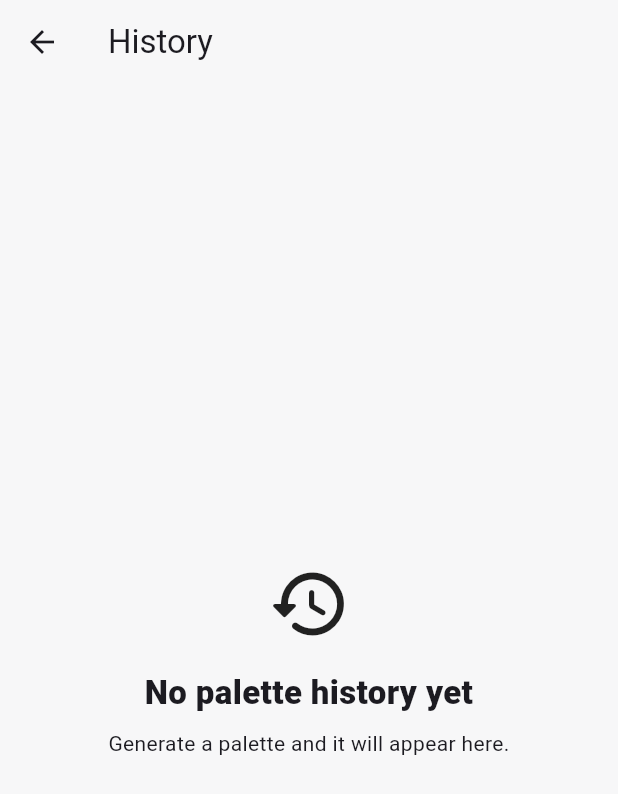
After one commit to nadia164/chroma, a Flutter app: the screen it shows after launch, after a tap on the "history" icon, on a phone screen of 412 x 824 dp. The commit adds this screen. Shown: the top 794 px of the screen. Run offline on Flutter 3.47's test engine with Material 3 defaults, Android fonts, the phone set to English and light mode, and no system bars; our stand-ins replace share_plus, shared_preferences; missing offline and left inert: flex_color_picker; network calls fail.

Commit message:
feat: add palette history

```diff
--- a/lib/screens/home_screen.dart
+++ b/lib/screens/home_screen.dart
@@ -8,6 +8,8 @@ import '../models/saved_palette.dart';
 import '../services/palette_storage_service.dart';
 import 'saved_palettes_screen.dart';
 import '../services/theme_controller.dart';
+import '../screens/palette_history_screen.dart';
+import '../services/palette_history_service.dart';
 
 class HomeScreen extends StatefulWidget {
   final ThemeController themeController;
@@ -33,6 +35,7 @@ class _HomeScreenState extends State<HomeScreen> {
   final PaletteService _paletteService = PaletteService();
 
   final PaletteStorageService _paletteStorageService = PaletteStorageService();
+  final PaletteHistoryService _paletteHistoryService = PaletteHistoryService();
 
   bool _isGenerating = false;
   bool _isCurrentPaletteSaved = false;
@@ -91,6 +94,16 @@ class _HomeScreenState extends State<HomeScreen> {
           ),
         ),
         const Spacer(),
+
+        IconButton(
+          onPressed: () {
+            Navigator.of(context).push(
+              MaterialPageRoute(builder: (_) => const PaletteHistoryScreen()),
+            );
+          },
+          icon: const Icon(Icons.history_rounded),
+          tooltip: 'History',
+        ),
         IconButton(
           onPressed: () {
             Navigator.of(context).push(
@@ -313,6 +326,17 @@ class _HomeScreenState extends State<HomeScreen> {
         currentPalette: _palette,
       );
 
+      final historyPalette = SavedPalette(
+        id: DateTime.now().microsecondsSinceEpoch.toString(),
+        prompt: _promptController.text.trim().isEmpty
+            ? 'Untitled Palette'
+            : _promptController.text.trim(),
+        colors: List<PaletteColor>.from(generatedPalette),
+        createdAt: DateTime.now(),
+      );
+
+      await _paletteHistoryService.addToHistory(historyPalette);
+
       if (!mounted) {
         return;
       }
--- /dev/null
+++ b/lib/screens/palette_history_screen.dart
@@ -0,0 +1,223 @@
+import 'package:flutter/material.dart';
+
+import '../models/saved_palette.dart';
+import '../services/palette_history_service.dart';
+import '../utils/color_utils.dart';
+import 'palette_detail_screen.dart';
+
+class PaletteHistoryScreen extends StatefulWidget {
+  const PaletteHistoryScreen({super.key});
+
+  @override
+  State<PaletteHistoryScreen> createState() => _PaletteHistoryScreenState();
+}
+
+class _PaletteHistoryScreenState extends State<PaletteHistoryScreen> {
+  final PaletteHistoryService _historyService = PaletteHistoryService();
+
+  List<SavedPalette> _history = [];
+  bool _isLoading = true;
+
+  @override
+  void initState() {
+    super.initState();
+
+    _loadHistory();
+  }
+
+  Future<void> _loadHistory() async {
+    final history = await _historyService.loadHistory();
+
+    if (!mounted) {
+      return;
+    }
+
+    setState(() {
+      _history = history;
+      _isLoading = false;
+    });
+  }
+
+  Future<void> _deletePalette(SavedPalette palette) async {
+    await _historyService.deleteFromHistory(palette.id);
+
+    if (!mounted) {
+      return;
+    }
+
+    setState(() {
+      _history.removeWhere((item) => item.id == palette.id);
+    });
+  }
+
+  Future<void> _clearHistory() async {
+    await _historyService.clearHistory();
+
+    if (!mounted) {
+      return;
+    }
+
+    setState(() {
+      _history.clear();
+    });
+  }
+
+  Future<void> _confirmClearHistory() async {
+    final shouldClear = await showDialog<bool>(
+      context: context,
+      builder: (context) {
+        return AlertDialog(
+          title: const Text('Clear history?'),
+          content: const Text(
+            'All generated palettes in your history '
+            'will be removed.',
+          ),
+          actions: [
+            TextButton(
+              onPressed: () {
+                Navigator.of(context).pop(false);
+              },
+              child: const Text('CANCEL'),
+            ),
+            FilledButton(
+              onPressed: () {
+                Navigator.of(context).pop(true);
+              },
+              child: const Text('CLEAR'),
+            ),
+          ],
+        );
+      },
+    );
+
+    if (shouldClear == true) {
+      await _clearHistory();
+    }
+  }
+
+  @override
+  Widget build(BuildContext context) {
+    return Scaffold(
+      appBar: AppBar(
+        title: const Text('History'),
+        actions: [
+          if (_history.isNotEmpty)
+            IconButton(
+              onPressed: _confirmClearHistory,
+              tooltip: 'Clear history',
+              icon: const Icon(Icons.delete_sweep_outlined),
+            ),
+        ],
+      ),
+      body: _buildBody(),
+    );
+  }
+
+  Widget _buildBody() {
+    if (_isLoading) {
+      return const Center(child: CircularProgressIndicator());
+    }
+
+    if (_history.isEmpty) {
+      return const Center(
+        child: Padding(
+          padding: EdgeInsets.all(32),
+          child: Column(
+            mainAxisSize: MainAxisSize.min,
+            children: [
+              Icon(Icons.history_rounded, size: 56),
+              SizedBox(height: 16),
+              Text(
+                'No palette history yet',
+                textAlign: TextAlign.center,
+                style: TextStyle(fontSize: 22, fontWeight: FontWeight.w800),
+              ),
+              SizedBox(height: 8),
+              Text(
+                'Generate a palette and it will appear here.',
+                textAlign: TextAlign.center,
+              ),
+            ],
+          ),
+        ),
+      );
+    }
+
+    return ListView.builder(
+      padding: const EdgeInsets.all(20),
+      itemCount: _history.length,
+      itemBuilder: (context, index) {
+        final palette = _history[index];
+
+        return GestureDetector(
+          onTap: () {
+            Navigator.of(context).push(
+              MaterialPageRoute(
+                builder: (_) => PaletteDetailScreen(palette: palette),
+              ),
+            );
+          },
+          child: _buildPaletteCard(palette),
+        );
+      },
+    );
+  }
+
+  Widget _buildPaletteCard(SavedPalette palette) {
+    return Card(
+      margin: const EdgeInsets.only(bottom: 16),
+      clipBehavior: Clip.antiAlias,
+      child: Column(
+        crossAxisAlignment: CrossAxisAlignment.start,
+        children: [
+          SizedBox(
+            height: 100,
+            child: Row(
+              children: palette.colors.map((paletteColor) {
+                return Expanded(child: Container(color: paletteColor.color));
+              }).toList(),
+            ),
+          ),
+          Padding(
+            padding: const EdgeInsets.fromLTRB(16, 14, 8, 8),
+            child: Row(
+              children: [
+                Expanded(
+                  child: Text(
+                    palette.prompt,
+                    maxLines: 2,
+                    overflow: TextOverflow.ellipsis,
+                    style: const TextStyle(
+                      fontSize: 17,
+                      fontWeight: FontWeight.w800,
+                    ),
+                  ),
+                ),
+                IconButton(
+                  onPressed: () {
+                    _deletePalette(palette);
+                  },
+                  tooltip: 'Remove from history',
+                  icon: const Icon(Icons.close_rounded),
+                ),
+              ],
+            ),
+          ),
+          Padding(
+            padding: const EdgeInsets.fromLTRB(16, 0, 16, 16),
+            child: Wrap(
+              spacing: 8,
+              runSpacing: 8,
+              children: palette.colors.map((paletteColor) {
+                return Text(
+                  ColorUtils.colorToHex(paletteColor.color),
+                  style: Theme.of(context).textTheme.labelMedium,
+                );
+              }).toList(),
+            ),
+          ),
+        ],
+      ),
+    );
+  }
+}
--- /dev/null
+++ b/lib/services/palette_history_service.dart
@@ -0,0 +1,73 @@
+import 'dart:convert';
+
+import 'package:shared_preferences/shared_preferences.dart';
+
+import '../models/saved_palette.dart';
+
+class PaletteHistoryService {
+  static const String _storageKey = 'palette_history';
+  static const int _maxHistory = 20;
+
+  Future<List<SavedPalette>> loadHistory() async {
+    final preferences = await SharedPreferences.getInstance();
+
+    final storedHistory = preferences.getStringList(_storageKey);
+
+    if (storedHistory == null) {
+      return [];
+    }
+
+    final history = <SavedPalette>[];
+
+    for (final storedPalette in storedHistory) {
+      try {
+        final json = jsonDecode(storedPalette) as Map<String, dynamic>;
+
+        history.add(SavedPalette.fromJson(json));
+      } catch (_) {
+        // Ignore invalid history entries.
+      }
+    }
+
+    history.sort((a, b) => b.createdAt.compareTo(a.createdAt));
+
+    return history;
+  }
+
+  Future<void> addToHistory(SavedPalette palette) async {
+    final preferences = await SharedPreferences.getInstance();
+
+    final history = await loadHistory();
+
+    history.removeWhere((item) => item.id == palette.id);
+
+    history.insert(0, palette);
+
+    final limitedHistory = history
+        .take(_maxHistory)
+        .map((item) => jsonEncode(item.toJson()))
+        .toList();
+
+    await preferences.setStringList(_storageKey, limitedHistory);
+  }
+
+  Future<void> deleteFromHistory(String id) async {
+    final preferences = await SharedPreferences.getInstance();
+
+    final history = await loadHistory();
+
+    history.removeWhere((item) => item.id == id);
+
+    final encodedHistory = history
+        .map((item) => jsonEncode(item.toJson()))
+        .toList();
+
+    await preferences.setStringList(_storageKey, encodedHistory);
+  }
+
+  Future<void> clearHistory() async {
+    final preferences = await SharedPreferences.getInstance();
+
+    await preferences.remove(_storageKey);
+  }
+}
```
